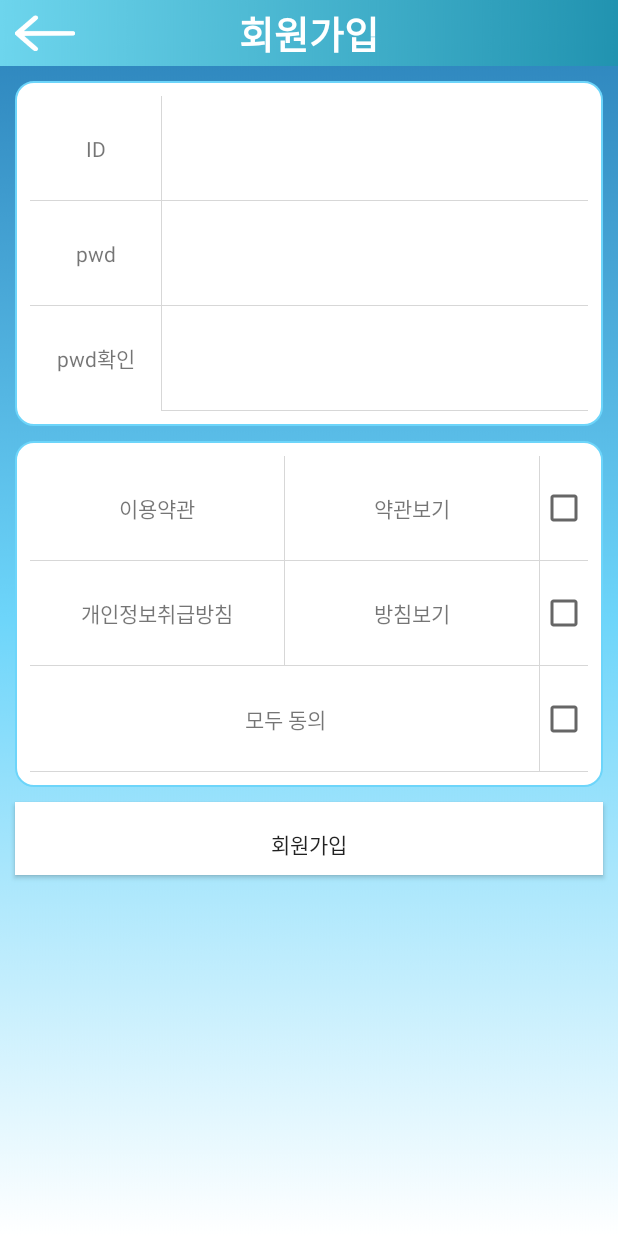
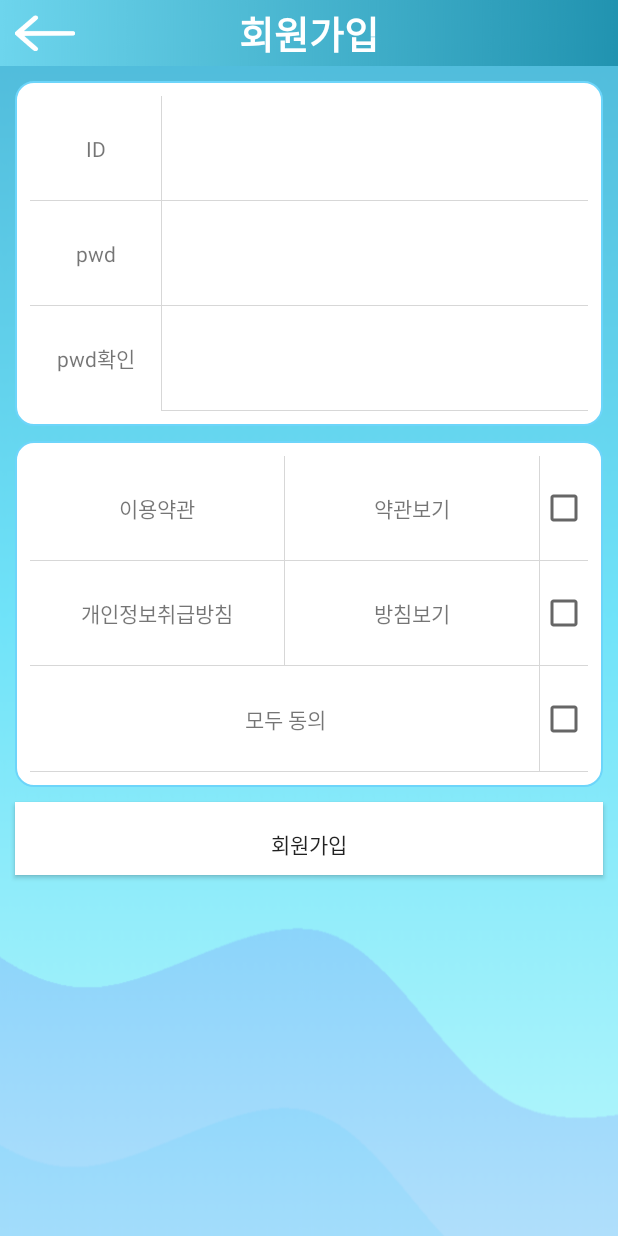
Before and after one commit to Nambyungwook/BlueApp, an Android app: the SignupActivity screen opened directly, with no data from a screen before it, on a phone screen of 412 x 824 dp. Run offline under Robolectric (Android 15) with nearby library versions, the phone set to English and light mode, and no system bars.

Commit message:
앱 전체 배경이미지 변경

```diff
--- a/app/src/main/res/layout/activity_main.xml
+++ b/app/src/main/res/layout/activity_main.xml
@@ -4,7 +4,7 @@
     xmlns:tools="http://schemas.android.com/tools"
     android:layout_width="match_parent"
     android:layout_height="match_parent"
-    android:background="@drawable/cool_sky"
+    android:background="@drawable/background"
     tools:context=".activities.MainActivity">
 
     <FrameLayout
--- a/app/src/main/res/layout/activity_notice.xml
+++ b/app/src/main/res/layout/activity_notice.xml
@@ -5,7 +5,7 @@
     android:layout_width="match_parent"
     android:layout_height="match_parent"
     tools:context=".activities.NoticeActivity"
-    android:background="@drawable/cool_sky"
+    android:background="@drawable/background"
     android:orientation="vertical">
 
     <FrameLayout
--- a/app/src/main/res/layout/activity_signup.xml
+++ b/app/src/main/res/layout/activity_signup.xml
@@ -6,7 +6,7 @@
     android:layout_height="match_parent"
     tools:context=".activities.SignupActivity"
     android:orientation="vertical"
-    android:background="@drawable/cool_sky">
+    android:background="@drawable/background">
 
     <FrameLayout
         android:id="@+id/toolbar_userinfo"
--- a/app/src/main/res/layout/activity_signup_complete.xml
+++ b/app/src/main/res/layout/activity_signup_complete.xml
@@ -6,7 +6,7 @@
     android:layout_height="match_parent"
     tools:context=".activities.SignupCompleteActivity"
     android:orientation="vertical"
-    android:background="@drawable/cool_blues">
+    android:background="@drawable/background">
 
     <LinearLayout
         android:layout_width="match_parent"
--- a/app/src/main/res/layout/activity_splash.xml
+++ b/app/src/main/res/layout/activity_splash.xml
@@ -5,7 +5,7 @@
     android:layout_height="match_parent"
     tools:context=".activities.SplashActivity"
     android:orientation="vertical"
-    android:background="@drawable/cool_blues">
+    android:background="@drawable/background">
 
     <LinearLayout
         android:layout_width="match_parent"
@@ -198,7 +198,7 @@
             android:layout_weight="1"
             android:text="회원이 아닌경우 회원가입을 해주세요"
             android:textSize="15dp"
-            android:textColor="#ffffff"/>
+            android:textColor="#000000"/>
 
         <TextView
             android:gravity="center|top"
--- a/app/src/main/res/layout/activity_update_phone_number.xml
+++ b/app/src/main/res/layout/activity_update_phone_number.xml
@@ -5,7 +5,7 @@
     android:layout_height="match_parent"
     tools:context=".activities.UpdatePhoneNumberActivity"
     android:orientation="vertical"
-    android:background="@drawable/cool_blues">
+    android:background="@drawable/background">
 
     <LinearLayout
         android:layout_width="match_parent"
--- a/app/src/main/res/layout/activity_user_saved_sites.xml
+++ b/app/src/main/res/layout/activity_user_saved_sites.xml
@@ -7,7 +7,7 @@
     android:layout_height="match_parent"
     tools:context=".activities.UserSavedSitesActivity"
     android:orientation="vertical"
-    android:background="@drawable/cool_sky">
+    android:background="@drawable/background">
 
     <FrameLayout
         android:id="@+id/toolbar_userinfo"
```
